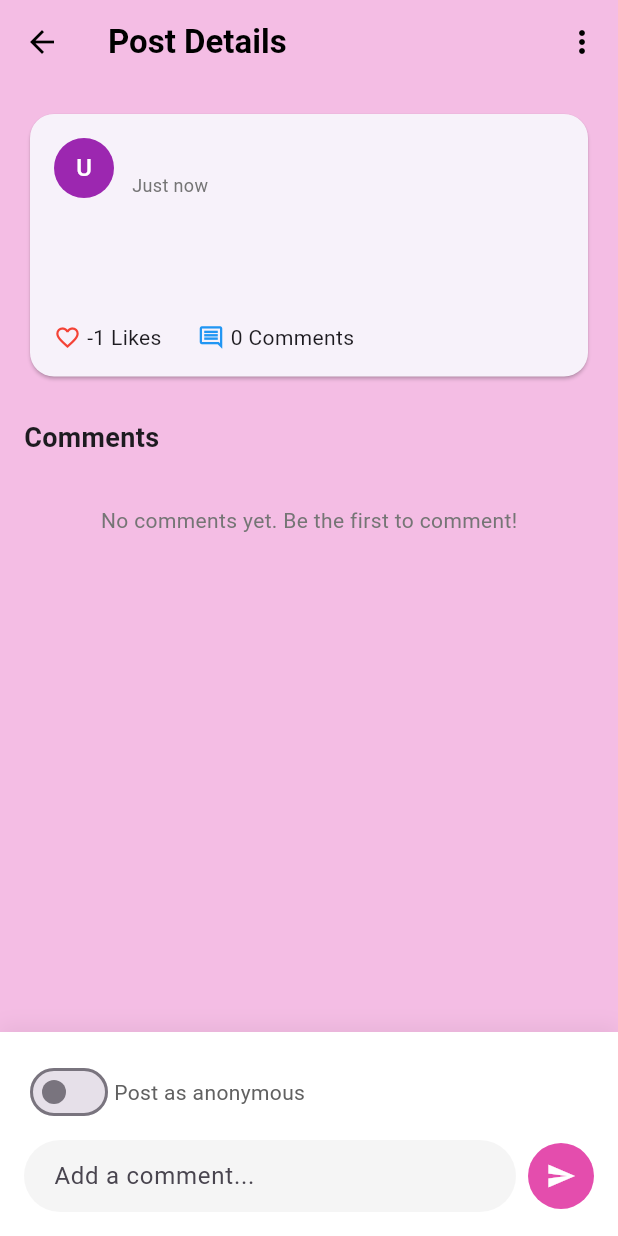
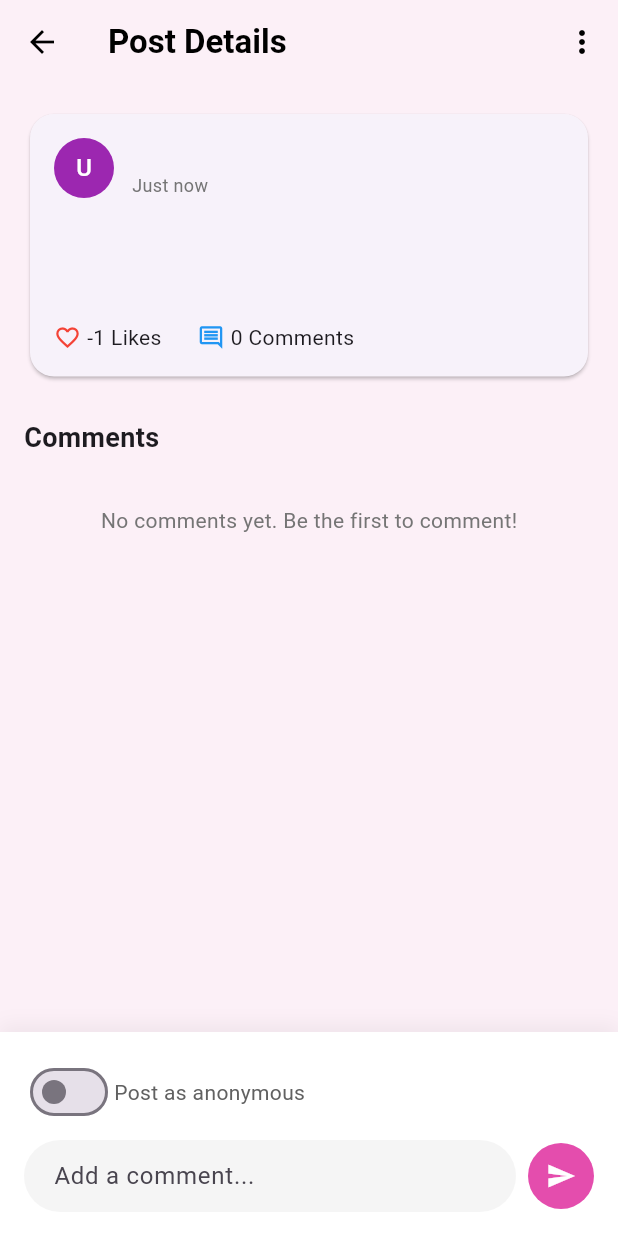
Before and after one commit to sakith71/AuraBloom, a Flutter app: the PostDetailScreen screen opened directly with empty values, after a tap on an icon or button, on a phone screen of 412 x 824 dp. Run offline on Flutter 3.47's test engine with Material 3 defaults, Android fonts, the phone set to English and light mode, and no system bars; our stand-ins replace cloud_firestore, firebase_auth, firebase_core, firebase_storage, image_picker, shared_preferences; accounts and stored records are empty; network calls fail.

Commit message:
Update PostDetailScreen Background Color
- Modified post-detail-screen.dart to replace the global background color defined in the app’s theme

```diff
--- a/frontend/lib/screens/community/post-detail-screen.dart
+++ b/frontend/lib/screens/community/post-detail-screen.dart
@@ -114,7 +114,6 @@ class _PostDetailScreenState extends State<PostDetailScreen> {
     if (_isAnonymousComment) {
       authorName = 'Anonymous';
     } else {
-      // Use our robust getUserDisplayName method
       authorName = _communityService.getUserDisplayName();
 
       // Debug output of what name we're using
@@ -157,19 +156,16 @@ class _PostDetailScreenState extends State<PostDetailScreen> {
     }
   }
 
-  // New method for handling post deletion with proper context management
   Future<void> _deletePost() async {
     bool isDeleting = true;
 
-    // Show a loading dialog that we'll manage carefully
     if (mounted) {
       showDialog(
         context: context,
         barrierDismissible: false,
         builder: (BuildContext dialogContext) {
           return WillPopScope(
-            onWillPop:
-                () async => !isDeleting, // Prevent dismissal while deleting
+            onWillPop: () async => !isDeleting,
             child: const Center(child: CircularProgressIndicator()),
           );
         },
@@ -177,27 +173,18 @@ class _PostDetailScreenState extends State<PostDetailScreen> {
     }
 
     try {
-      // Delete the post
       await _communityService.deletePost(widget.post.id);
       isDeleting = false;
 
-      // Navigate back safely
       if (mounted) {
-        // Pop the loading dialog first
         Navigator.pop(context);
-
-        // Then pop the screen with result
         Navigator.pop(context, true);
       }
     } catch (e) {
       isDeleting = false;
 
-      // Handle errors
       if (mounted) {
-        // Pop the loading dialog
         Navigator.pop(context);
-
-        // Show error message
         _scaffoldMessenger.showSnackBar(
           SnackBar(content: Text('Failed to delete post: $e')),
         );
@@ -210,7 +197,6 @@ class _PostDetailScreenState extends State<PostDetailScreen> {
       await _communityService.deleteComment(commentId, widget.post.id);
       _loadComments();
 
-      // Update the post's comment count in UI
       if (mounted) {
         setState(() {
           widget.post.commentCount -= 1;
@@ -236,13 +222,10 @@ class _PostDetailScreenState extends State<PostDetailScreen> {
       final userId = _communityService.currentUser?.uid ?? 'anonymous';
       await _communityService.likePost(widget.post.id, userId);
 
-      // Update the UI
       if (mounted) {
         setState(() {
           _isLiking = false;
-          _userHasLiked = !_userHasLiked; // Toggle like status
-
-          // Update like count based on the action (like or unlike)
+          _userHasLiked = !_userHasLiked;
           if (_userHasLiked) {
             widget.post.likeCount += 1;
           } else {
@@ -275,51 +258,38 @@ class _PostDetailScreenState extends State<PostDetailScreen> {
     }
   }
 
-  // Get initial for avatar
   String _getInitial(String name) {
     if (name.isEmpty) return 'U';
 
-    // If it's an email address, get the first letter before the @ symbol
     if (name.contains('@')) {
       return name.split('@')[0][0].toUpperCase();
     }
 
-    // Otherwise get the first letter of the name
     return name[0].toUpperCase();
   }
 
   @override
   Widget build(BuildContext context) {
-    // Extra debugging for post author name
     if (kDebugMode) {
       print('Building PostDetailScreen with author: ${widget.post.authorName}');
     }
 
     return Scaffold(
-      backgroundColor: const Color.fromARGB(255, 244, 189, 228),
+      // Updated background color to use the global scaffold background color.
+      backgroundColor: Theme.of(context).scaffoldBackgroundColor,
       appBar: AppBar(
         title: const Text(
           'Post Details',
-          style: TextStyle(
-            color: Colors.black, // Change text color to black
-            fontWeight: FontWeight.bold,
-          ),
+          style: TextStyle(color: Colors.black, fontWeight: FontWeight.bold),
         ),
-        backgroundColor: Colors.transparent, // Make background transparent
-        elevation: 0, // Remove shadow
-        iconTheme: const IconThemeData(
-          color: Colors.black,
-        ), // Make back button black
+        backgroundColor: Colors.transparent,
+        elevation: 0,
+        iconTheme: const IconThemeData(color: Colors.black),
         actions: [
           IconButton(
-            icon: const Icon(
-              Icons.more_vert,
-              color: Colors.black,
-            ), // Make menu icon black
+            icon: const Icon(Icons.more_vert, color: Colors.black),
             onPressed: () {
-              // Your existing code for showing options menu
               if (_communityService.currentUser?.uid == widget.post.authorId) {
-                // Updated dialog with improved delete functionality
                 showDialog(
                   context: context,
                   builder:
@@ -335,10 +305,7 @@ class _PostDetailScreenState extends State<PostDetailScreen> {
                               ),
                               title: const Text('Delete Post'),
                               onTap: () {
-                                // First, close the options dialog
                                 Navigator.pop(context);
-
-                                // Then delete the post with careful context management
                                 _deletePost();
                               },
                             ),
@@ -353,14 +320,12 @@ class _PostDetailScreenState extends State<PostDetailScreen> {
       ),
       body: Column(
         children: [
-          // Post content
           Expanded(
             child: SingleChildScrollView(
               padding: const EdgeInsets.all(16),
               child: Column(
                 crossAxisAlignment: CrossAxisAlignment.start,
                 children: [
-                  // Post card
                   Card(
                     shape: RoundedRectangleBorder(
                       borderRadius: BorderRadius.circular(16),
@@ -370,7 +335,6 @@ class _PostDetailScreenState extends State<PostDetailScreen> {
                       child: Column(
                         crossAxisAlignment: CrossAxisAlignment.start,
                         children: [
-                          // Author info
                           Row(
                             children: [
                               CircleAvatar(
@@ -414,13 +378,11 @@ class _PostDetailScreenState extends State<PostDetailScreen> {
                             ],
                           ),
                           const SizedBox(height: 16),
-                          // Post content
                           Text(
                             widget.post.content,
                             style: const TextStyle(fontSize: 16),
                           ),
                           const SizedBox(height: 16),
-                          // Post image if available
                           if (widget.post.imageUrls != null &&
                               widget.post.imageUrls!.isNotEmpty)
                             Container(
@@ -437,7 +399,6 @@ class _PostDetailScreenState extends State<PostDetailScreen> {
                                 ),
                               ),
                             ),
-                          // If there are multiple images, show them in a row
                           if (widget.post.imageUrls != null &&
                               widget.post.imageUrls!.length > 1)
                             Container(
@@ -447,7 +408,6 @@ class _PostDetailScreenState extends State<PostDetailScreen> {
                                 scrollDirection: Axis.horizontal,
                                 itemCount: widget.post.imageUrls!.length - 1,
                                 itemBuilder: (context, index) {
-                                  // Start from index 1 since we already showed the first image
                                   return Container(
                                     width: 80,
                                     margin: const EdgeInsets.only(right: 8),
@@ -465,7 +425,6 @@ class _PostDetailScreenState extends State<PostDetailScreen> {
                               ),
                             ),
                           const SizedBox(height: 16),
-                          // Tags
                           Wrap(
                             spacing: 8,
                             children:
@@ -493,7 +452,6 @@ class _PostDetailScreenState extends State<PostDetailScreen> {
                                     .toList(),
                           ),
                           const SizedBox(height: 12),
-                          // Like and comment counts
                           Row(
                             children: [
                               InkWell(
@@ -539,15 +497,12 @@ class _PostDetailScreenState extends State<PostDetailScreen> {
                       ),
                     ),
                   ),
-
                   const SizedBox(height: 24),
                   const Text(
                     'Comments',
                     style: TextStyle(fontSize: 18, fontWeight: FontWeight.bold),
                   ),
                   const SizedBox(height: 8),
-
-                  // Comments section
                   _isLoading
                       ? const Center(child: CircularProgressIndicator())
                       : _comments.isEmpty
@@ -570,8 +525,6 @@ class _PostDetailScreenState extends State<PostDetailScreen> {
               ),
             ),
           ),
-
-          // Comment input
           Container(
             padding: const EdgeInsets.all(16),
             decoration: BoxDecoration(
@@ -586,7 +539,6 @@ class _PostDetailScreenState extends State<PostDetailScreen> {
             ),
             child: Column(
               children: [
-                // Anonymous comment toggle
                 Row(
                   children: [
                     Switch(
@@ -653,7 +605,6 @@ class _PostDetailScreenState extends State<PostDetailScreen> {
   }
 
   Widget _buildCommentCard(Comment comment) {
-    // Debug comment data
     if (kDebugMode) {
       print('Building comment card with author: ${comment.authorName}');
       print('Comment is anonymous: ${comment.isAnonymous}');
@@ -698,11 +649,9 @@ class _PostDetailScreenState extends State<PostDetailScreen> {
                     ],
                   ),
                 ),
-                // Delete option if user is the author
                 if (_communityService.currentUser?.uid == comment.authorId)
                   GestureDetector(
                     onTap: () {
-                      // Show delete confirmation
                       showDialog(
                         context: context,
                         builder:
```
